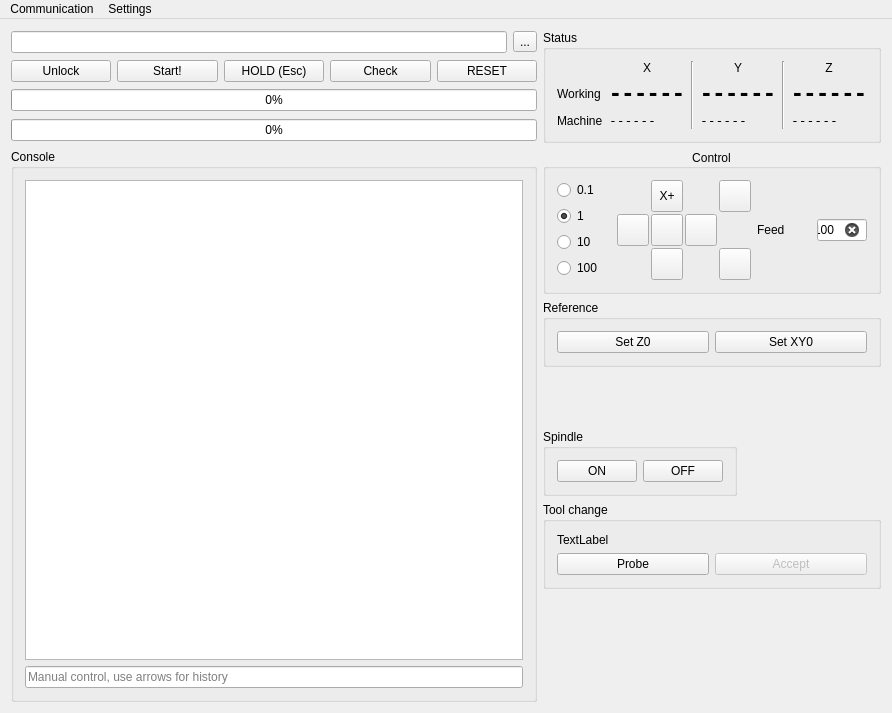
Qt form mainwindow.ui (OstapFerensovych/qGRBL) before a commit.
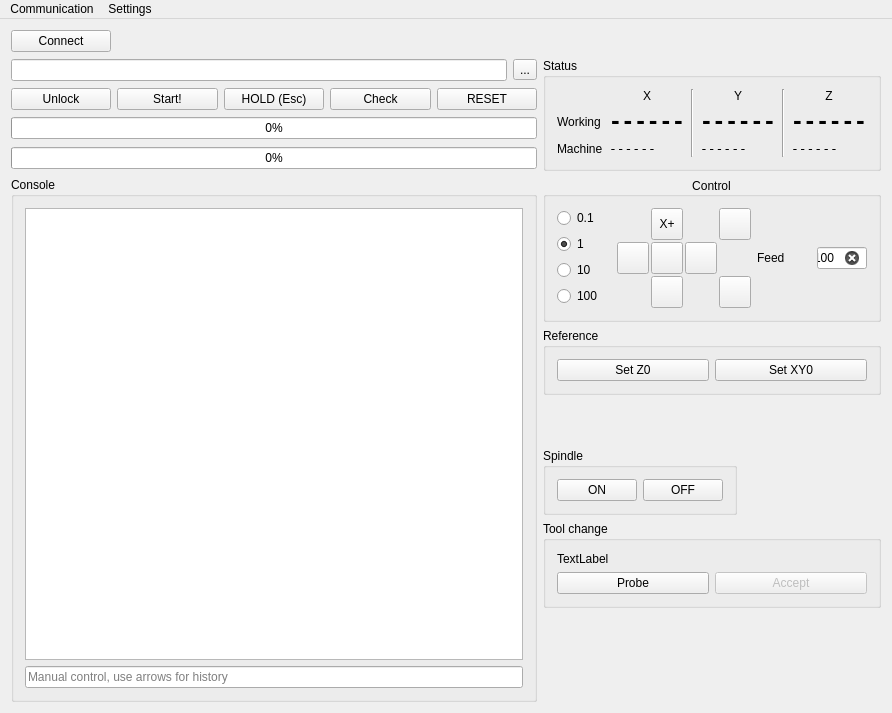
The same form after that commit. Icons and pictures are not drawn.

```diff
--- a/mainwindow.ui
+++ b/mainwindow.ui
@@ -710,6 +710,19 @@
       </layout>
      </widget>
     </item>
+    <item row="0" column="0">
+     <widget class="QPushButton" name="pushButton_5">
+      <property name="maximumSize">
+       <size>
+        <width>100</width>
+        <height>16777215</height>
+       </size>
+      </property>
+      <property name="text">
+       <string>Connect</string>
+      </property>
+     </widget>
+    </item>
    </layout>
    <zorder>gbStatus</zorder>
    <zorder>groupBox_3</zorder>
```
Left out of the diff: 1 changed line with no effect on the pictures.
